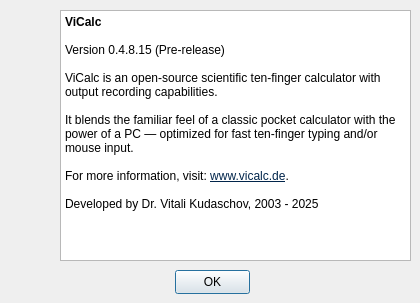
Qt form vicalc/ui/about_dialog.ui (Kudaschov/ViCalc) before a commit.
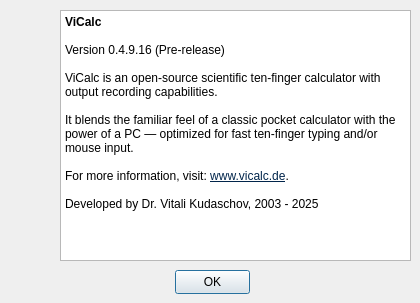
The same form after that commit. Icons and pictures are not drawn.

Patch:
```diff
--- a/vicalc/ui/about_dialog.ui
+++ b/vicalc/ui/about_dialog.ui
@@ -61,7 +61,7 @@
 &lt;/style&gt;&lt;/head&gt;&lt;body style=&quot; font-family:'Segoe UI'; font-size:9pt; font-weight:400; font-style:normal;&quot;&gt;
 &lt;p style=&quot; margin-top:0px; margin-bottom:0px; margin-left:0px; margin-right:0px; -qt-block-indent:0; text-indent:0px;&quot;&gt;&lt;span style=&quot; font-weight:700;&quot;&gt;ViCalc&lt;/span&gt;&lt;/p&gt;
 &lt;p style=&quot;-qt-paragraph-type:empty; margin-top:0px; margin-bottom:0px; margin-left:0px; margin-right:0px; -qt-block-indent:0; text-indent:0px; font-weight:700;&quot;&gt;&lt;br /&gt;&lt;/p&gt;
-&lt;p style=&quot; margin-top:0px; margin-bottom:0px; margin-left:0px; margin-right:0px; -qt-block-indent:0; text-indent:0px;&quot;&gt;Version 0.4.8.15 (Pre-release)&lt;/p&gt;
+&lt;p style=&quot; margin-top:0px; margin-bottom:0px; margin-left:0px; margin-right:0px; -qt-block-indent:0; text-indent:0px;&quot;&gt;Version 0.4.9.16 (Pre-release)&lt;/p&gt;
 &lt;p style=&quot;-qt-paragraph-type:empty; margin-top:0px; margin-bottom:0px; margin-left:0px; margin-right:0px; -qt-block-indent:0; text-indent:0px;&quot;&gt;&lt;br /&gt;&lt;/p&gt;
 &lt;p style=&quot; margin-top:0px; margin-bottom:0px; margin-left:0px; margin-right:0px; -qt-block-indent:0; text-indent:0px;&quot;&gt;ViCalc is an open-source scientific ten-finger calculator with output recording capabilities.&lt;/p&gt;
 &lt;p style=&quot;-qt-paragraph-type:empty; margin-top:0px; margin-bottom:0px; margin-left:0px; margin-right:0px; -qt-block-indent:0; text-indent:0px;&quot;&gt;&lt;br /&gt;&lt;/p&gt;
```
